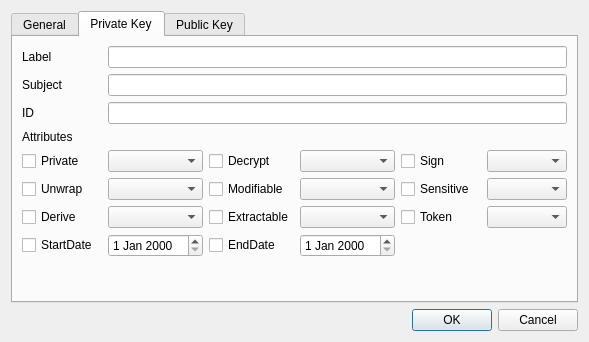
jykim74/CryptokiMan, file CryptokiMan/import_pri_key_dlg.ui: the form before one commit.
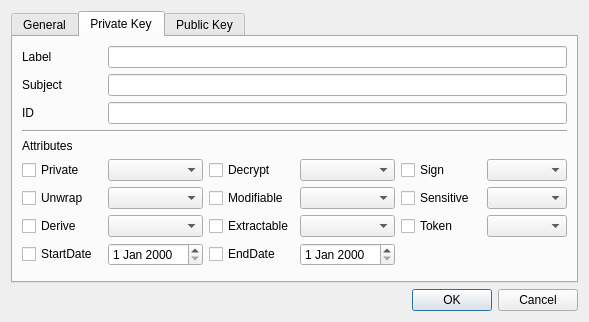
The form after the commit. The open tabs and pages were chosen to show the change.

Patch:
```diff
--- a/CryptokiMan/import_pri_key_dlg.ui
+++ b/CryptokiMan/import_pri_key_dlg.ui
@@ -7,7 +7,7 @@
     <x>0</x>
     <y>0</y>
     <width>589</width>
-    <height>342</height>
+    <height>322</height>
    </rect>
   </property>
   <property name="windowTitle">
@@ -114,8 +114,36 @@
       <attribute name="title">
        <string>Private Key</string>
       </attribute>
+      <layout class="QVBoxLayout" name="verticalLayout_3">
+       <item>
       <layout class="QGridLayout" name="gridLayout_2">
-       <item row="1" column="1" colspan="5">
+         <property name="topMargin">
+          <number>0</number>
+         </property>
+         <item row="0" column="0">
+          <widget class="QLabel" name="label_7">
+           <property name="minimumSize">
+            <size>
+             <width>80</width>
+             <height>0</height>
+            </size>
+           </property>
+           <property name="text">
+            <string>Label</string>
+           </property>
+          </widget>
+         </item>
+         <item row="1" column="0">
+          <widget class="QLabel" name="label_8">
+           <property name="text">
+            <string>Subject</string>
+           </property>
+          </widget>
+         </item>
+         <item row="0" column="1">
+          <widget class="QLineEdit" name="mPriLabelText"/>
+         </item>
+         <item row="1" column="1">
         <widget class="QLineEdit" name="mPriSubjectText"/>
        </item>
        <item row="2" column="0">
@@ -125,157 +153,156 @@
          </property>
         </widget>
        </item>
-       <item row="6" column="3">
-        <widget class="QComboBox" name="mPriExtractableCombo"/>
-       </item>
-       <item row="5" column="0">
-        <widget class="QCheckBox" name="mPriUnwrapCheck">
+         <item row="2" column="1">
+          <widget class="QLineEdit" name="mPriIDText"/>
+         </item>
+        </layout>
+       </item>
+       <item>
+        <widget class="Line" name="line_3">
+         <property name="orientation">
+          <enum>Qt::Horizontal</enum>
+         </property>
+        </widget>
+       </item>
+       <item>
+        <widget class="QLabel" name="label_10">
          <property name="text">
-          <string notr="true">Unwrap</string>
+          <string>Attributes</string>
          </property>
         </widget>
        </item>
-       <item row="5" column="1">
+       <item>
+        <layout class="QGridLayout" name="gridLayout_6">
+         <property name="topMargin">
+          <number>0</number>
+         </property>
+         <item row="1" column="1">
         <widget class="QComboBox" name="mPriUnwrapCombo"/>
        </item>
-       <item row="0" column="1" colspan="5">
-        <widget class="QLineEdit" name="mPriLabelText"/>
-       </item>
-       <item row="4" column="4">
+         <item row="1" column="2">
+          <widget class="QCheckBox" name="mPriModifiableCheck">
+           <property name="text">
+            <string notr="true">Modifiable</string>
+           </property>
+          </widget>
+         </item>
+         <item row="0" column="1">
+          <widget class="QComboBox" name="mPriPrivateCombo"/>
+         </item>
+         <item row="2" column="1">
+          <widget class="QComboBox" name="mPriDeriveCombo"/>
+         </item>
+         <item row="2" column="4">
+          <widget class="QCheckBox" name="mPriTokenCheck">
+           <property name="text">
+            <string notr="true">Token</string>
+           </property>
+          </widget>
+         </item>
+         <item row="0" column="3">
+          <widget class="QComboBox" name="mPriDecryptCombo"/>
+         </item>
+         <item row="0" column="4">
         <widget class="QCheckBox" name="mPriSignCheck">
          <property name="text">
           <string notr="true">Sign</string>
          </property>
         </widget>
        </item>
-       <item row="8" column="0">
-        <spacer name="verticalSpacer_2">
-         <property name="orientation">
-          <enum>Qt::Vertical</enum>
-         </property>
-         <property name="sizeHint" stdset="0">
-          <size>
-           <width>20</width>
-           <height>40</height>
-          </size>
-         </property>
-        </spacer>
-       </item>
-       <item row="6" column="4">
-        <widget class="QCheckBox" name="mPriTokenCheck">
-         <property name="text">
-          <string notr="true">Token</string>
-         </property>
-        </widget>
-       </item>
-       <item row="6" column="1">
-        <widget class="QComboBox" name="mPriDeriveCombo"/>
-       </item>
-       <item row="6" column="0">
+         <item row="2" column="5">
+          <widget class="QComboBox" name="mPriTokenCombo"/>
+         </item>
+         <item row="0" column="5">
+          <widget class="QComboBox" name="mPriSignCombo"/>
+         </item>
+         <item row="2" column="0">
         <widget class="QCheckBox" name="mPriDeriveCheck">
          <property name="text">
           <string notr="true">Derive</string>
          </property>
         </widget>
        </item>
-       <item row="3" column="0">
-        <widget class="QLabel" name="label_10">
+         <item row="1" column="0">
+          <widget class="QCheckBox" name="mPriUnwrapCheck">
          <property name="text">
-          <string>Attributes</string>
+            <string notr="true">Unwrap</string>
          </property>
         </widget>
        </item>
-       <item row="2" column="1" colspan="5">
-        <widget class="QLineEdit" name="mPriIDText"/>
-       </item>
-       <item row="4" column="0">
-        <widget class="QCheckBox" name="mPriPrivateCheck">
-         <property name="text">
-          <string notr="true">Private</string>
-         </property>
-        </widget>
-       </item>
-       <item row="4" column="3">
-        <widget class="QComboBox" name="mPriDecryptCombo"/>
-       </item>
-       <item row="5" column="4">
-        <widget class="QCheckBox" name="mPriSensitiveCheck">
-         <property name="text">
-          <string notr="true">Sensitive</string>
-         </property>
-        </widget>
-       </item>
-       <item row="5" column="5">
+         <item row="1" column="5">
         <widget class="QComboBox" name="mPriSensitiveCombo"/>
        </item>
-       <item row="4" column="2">
+         <item row="1" column="3">
+          <widget class="QComboBox" name="mPriModifiableCombo"/>
+         </item>
+         <item row="0" column="2">
         <widget class="QCheckBox" name="mPriDecryptCheck">
          <property name="text">
           <string notr="true">Decrypt</string>
          </property>
         </widget>
        </item>
-       <item row="4" column="5">
-        <widget class="QComboBox" name="mPriSignCombo"/>
-       </item>
-       <item row="6" column="2">
+         <item row="1" column="4">
+          <widget class="QCheckBox" name="mPriSensitiveCheck">
+           <property name="text">
+            <string notr="true">Sensitive</string>
+           </property>
+          </widget>
+         </item>
+         <item row="0" column="0">
+          <widget class="QCheckBox" name="mPriPrivateCheck">
+           <property name="text">
+            <string notr="true">Private</string>
+           </property>
+          </widget>
+         </item>
+         <item row="2" column="2">
         <widget class="QCheckBox" name="mPriExtractableCheck">
          <property name="text">
           <string notr="true">Extractable</string>
          </property>
         </widget>
        </item>
-       <item row="4" column="1">
-        <widget class="QComboBox" name="mPriPrivateCombo"/>
-       </item>
-       <item row="0" column="0">
-        <widget class="QLabel" name="label_7">
-         <property name="text">
-          <string>Label</string>
-         </property>
-        </widget>
-       </item>
-       <item row="6" column="5">
-        <widget class="QComboBox" name="mPriTokenCombo"/>
-       </item>
-       <item row="5" column="2">
-        <widget class="QCheckBox" name="mPriModifiableCheck">
-         <property name="text">
-          <string notr="true">Modifiable</string>
-         </property>
-        </widget>
-       </item>
-       <item row="5" column="3">
-        <widget class="QComboBox" name="mPriModifiableCombo"/>
-       </item>
-       <item row="1" column="0">
-        <widget class="QLabel" name="label_8">
-         <property name="text">
-          <string>Subject</string>
-         </property>
-        </widget>
-       </item>
-       <item row="7" column="0">
+         <item row="2" column="3">
+          <widget class="QComboBox" name="mPriExtractableCombo"/>
+         </item>
+         <item row="3" column="0">
         <widget class="QCheckBox" name="mPriStartDateCheck">
          <property name="text">
           <string>StartDate</string>
          </property>
         </widget>
        </item>
-       <item row="7" column="2">
-        <widget class="QCheckBox" name="mPriEndDateCheck">
-         <property name="text">
-          <string>EndDate</string>
-         </property>
-        </widget>
-       </item>
-       <item row="7" column="1">
+         <item row="3" column="1">
         <widget class="QDateEdit" name="mPriStartDateEdit"/>
        </item>
-       <item row="7" column="3">
+         <item row="3" column="2">
+          <widget class="QCheckBox" name="mPriEndDateCheck">
+           <property name="text">
+            <string>EndDate</string>
+           </property>
+          </widget>
+         </item>
+         <item row="3" column="3">
         <widget class="QDateEdit" name="mPriEndDateEdit"/>
        </item>
       </layout>
+       </item>
+       <item>
+        <spacer name="verticalSpacer_2">
+         <property name="orientation">
+          <enum>Qt::Vertical</enum>
+         </property>
+         <property name="sizeHint" stdset="0">
+          <size>
+           <width>20</width>
+           <height>40</height>
+          </size>
+         </property>
+        </spacer>
+       </item>
+      </layout>
      </widget>
      <widget class="QWidget" name="tab_3">
       <attribute name="title">
```
Left out of the diff: 447 changed lines with no effect on the pictures. Lines whose indentation alone changed are shown as unchanged.
